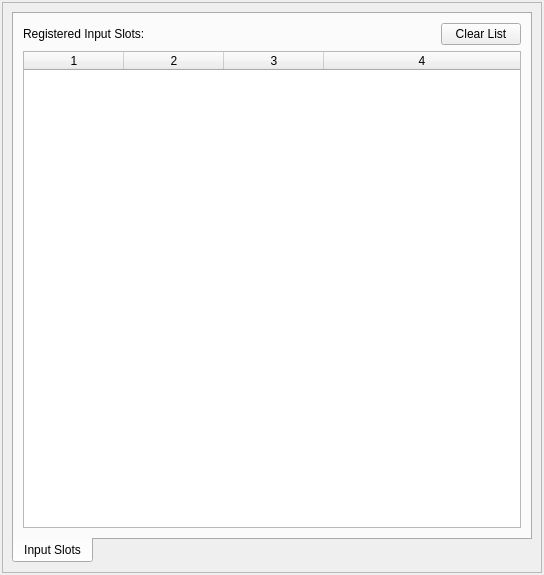
Old version of the form Projects/Inspector/InputWidget.ui in the repository ezEngine/ezEngine.
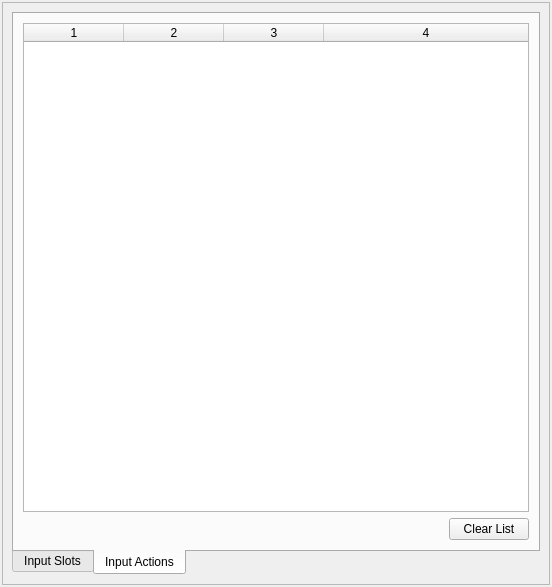
New version of the form.

Commit message: ezInspector: Added input action telemetry.

Patch:
```diff
--- a/Projects/Inspector/InputWidget.ui
+++ b/Projects/Inspector/InputWidget.ui
@@ -6,13 +6,13 @@
    <rect>
     <x>0</x>
     <y>0</y>
-    <width>544</width>
-    <height>575</height>
+    <width>552</width>
+    <height>587</height>
    </rect>
   </property>
   <property name="minimumSize">
    <size>
-    <width>296</width>
+    <width>408</width>
     <height>318</height>
    </size>
   </property>
@@ -32,7 +32,7 @@
    <string>Input</string>
   </property>
   <widget class="QWidget" name="dockWidgetContents">
-   <layout class="QHBoxLayout" name="horizontalLayout">
+   <layout class="QVBoxLayout" name="verticalLayout_3">
     <property name="spacing">
      <number>0</number>
     </property>
@@ -56,29 +56,66 @@
       <property name="frameShadow">
        <enum>QFrame::Plain</enum>
       </property>
-      <layout class="QVBoxLayout" name="verticalLayout">
+      <layout class="QVBoxLayout" name="verticalLayout_4">
        <item>
         <widget class="QTabWidget" name="TabInput">
          <property name="tabPosition">
           <enum>QTabWidget::South</enum>
          </property>
          <property name="currentIndex">
-          <number>0</number>
+          <number>1</number>
          </property>
          <widget class="QWidget" name="tab">
           <attribute name="title">
            <string>Input Slots</string>
           </attribute>
           <layout class="QVBoxLayout" name="verticalLayout_2">
+           <item>
+            <widget class="QTableWidget" name="TableInputSlots">
+             <property name="selectionMode">
+              <enum>QAbstractItemView::SingleSelection</enum>
+             </property>
+             <property name="selectionBehavior">
+              <enum>QAbstractItemView::SelectRows</enum>
+             </property>
+             <property name="sortingEnabled">
+              <bool>false</bool>
+             </property>
+             <property name="cornerButtonEnabled">
+              <bool>false</bool>
+             </property>
+             <property name="columnCount">
+              <number>4</number>
+             </property>
+             <attribute name="horizontalHeaderVisible">
+              <bool>true</bool>
+             </attribute>
+             <attribute name="horizontalHeaderCascadingSectionResizes">
+              <bool>false</bool>
+             </attribute>
+             <attribute name="horizontalHeaderDefaultSectionSize">
+              <number>100</number>
+             </attribute>
+             <attribute name="horizontalHeaderMinimumSectionSize">
+              <number>80</number>
+             </attribute>
+             <attribute name="horizontalHeaderShowSortIndicator" stdset="0">
+              <bool>false</bool>
+             </attribute>
+             <attribute name="horizontalHeaderStretchLastSection">
+              <bool>true</bool>
+             </attribute>
+             <attribute name="verticalHeaderVisible">
+              <bool>false</bool>
+             </attribute>
+             <column/>
+             <column/>
+             <column/>
+             <column/>
+            </widget>
+           </item>
            <item>
             <layout class="QHBoxLayout" name="horizontalLayout_2">
-             <item>
-              <widget class="QLabel" name="label">
-               <property name="text">
-                <string>Registered Input Slots:</string>
-               </property>
-              </widget>
-             </item>
              <item>
               <spacer name="horizontalSpacer">
                <property name="orientation">
@@ -101,8 +138,15 @@
              </item>
             </layout>
            </item>
+          </layout>
+         </widget>
+         <widget class="QWidget" name="tab_2">
+          <attribute name="title">
+           <string>Input Actions</string>
+          </attribute>
+          <layout class="QVBoxLayout" name="verticalLayout">
            <item>
-            <widget class="QTableWidget" name="TableInputSlots">
+            <widget class="QTableWidget" name="TableInputActions">
              <property name="selectionMode">
               <enum>QAbstractItemView::SingleSelection</enum>
              </property>
@@ -128,7 +172,7 @@
               <number>100</number>
              </attribute>
              <attribute name="horizontalHeaderMinimumSectionSize">
-              <number>30</number>
+              <number>80</number>
              </attribute>
              <attribute name="horizontalHeaderShowSortIndicator" stdset="0">
               <bool>false</bool>
@@ -145,6 +189,30 @@
              <column/>
             </widget>
            </item>
+           <item>
+            <layout class="QHBoxLayout" name="horizontalLayout_3">
+             <item>
+              <spacer name="horizontalSpacer_2">
+               <property name="orientation">
+                <enum>Qt::Horizontal</enum>
+               </property>
+               <property name="sizeHint" stdset="0">
+                <size>
+                 <width>40</width>
+                 <height>20</height>
+                </size>
+               </property>
+              </spacer>
+             </item>
+             <item>
+              <widget class="QPushButton" name="ButtonClearActions">
+               <property name="text">
+                <string>Clear List</string>
+               </property>
+              </widget>
+             </item>
+            </layout>
+           </item>
           </layout>
          </widget>
         </widget>
```
Left out of the diff: 2 changed lines with no effect on the pictures. The commit also changes 8 other files.
